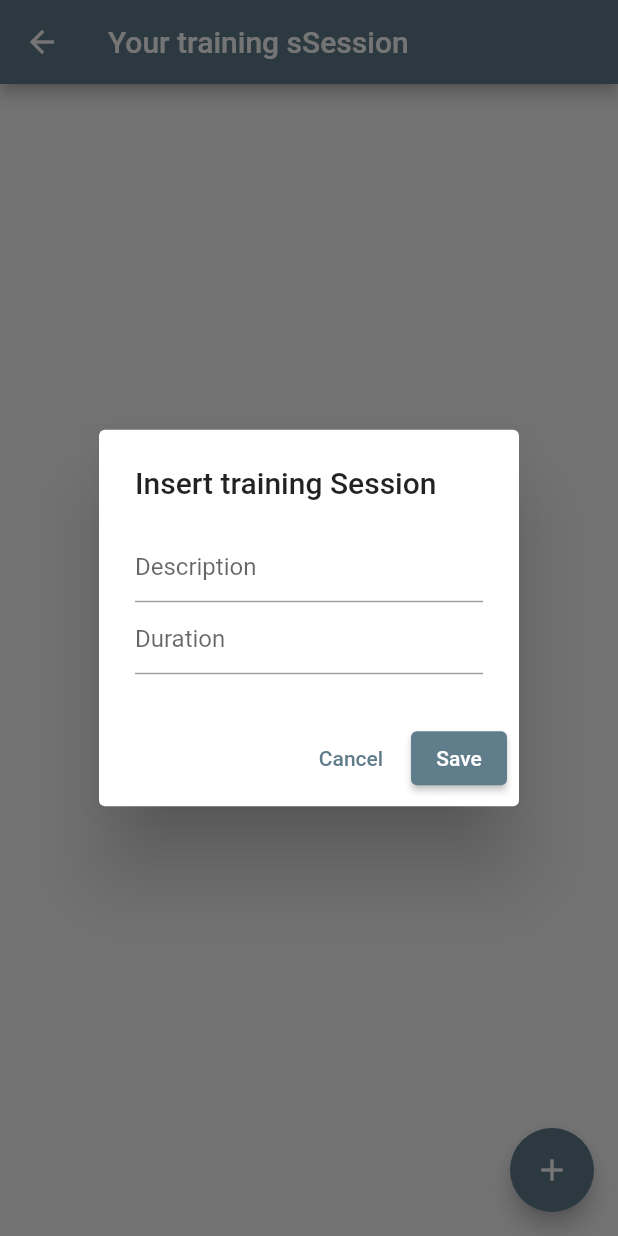
After one commit to ClaudioSviluppo/global_fitness, a Flutter app: the SessionScreen screen opened directly, after a tap on the "add" icon, on a phone screen of 412 x 824 dp. The commit adds this screen. Run offline on Flutter 3.47's test engine with Material 2 defaults, Android fonts, the phone set to English and light mode, and no system bars; our stand-ins replace shared_preferences; accounts and stored records are empty.

Commit message:
AddListView and Save Session

```diff
--- /dev/null
+++ b/lib/data/session.dart
@@ -0,0 +1,24 @@
+class Session {
+  int id = 0;
+  String date = '';
+  String description = '';
+  int duration = 0;
+
+  Session(this.id, this.date, this.description, this.duration);
+
+  Session.fromJson(Map<String, dynamic> sessionMap) {
+    id = sessionMap['id'] ?? 0;
+    date = sessionMap['date'] ?? '';
+    description = sessionMap['description'] ?? '';
+    duration = sessionMap['duration'] ?? 0;
+  }
+
+  Map<String, dynamic> toJson() {
+    return {
+      'id': id,
+      'date': date,
+      'description': description,
+      'duration': duration
+    };
+  }
+}
--- /dev/null
+++ b/lib/data/sp_helper.dart
@@ -0,0 +1,26 @@
+import 'package:shared_preferences/shared_preferences.dart';
+import 'session.dart';
+import 'dart:convert';
+
+class SPHelper {
+  static late SharedPreferences prefs;
+
+  Future init() async {
+    prefs = await SharedPreferences.getInstance();
+  }
+
+  Future writeSession(Session session) async {
+    prefs.setString(session.id.toString(), json.encode(session.toJson()));
+  }
+
+  List<Session> getSessions() {
+    List<Session> sessions = [];
+    Set<String> keys = prefs.getKeys();
+    keys.forEach((String key) {
+      Session session =
+          Session.fromJson(json.decode(prefs.getString(key) ?? ''));
+      sessions.add(session);
+    });
+    return sessions;
+  }
+}
--- /dev/null
+++ b/lib/screens/sessions_screen.dart
@@ -0,0 +1,104 @@
+import 'package:flutter/material.dart';
+import 'package:global_fitness/data/sp_helper.dart';
+import '../data/session.dart';
+import '../data/http_helper.dart';
+
+class SessionScreen extends StatefulWidget {
+  const SessionScreen({Key? key}) : super(key: key);
+
+  @override
+  State createState() => _SessionScreenState();
+}
+
+class _SessionScreenState extends State<SessionScreen> {
+  List<Session> sessions = [];
+  final TextEditingController txtDescription = TextEditingController();
+  final TextEditingController txtDuration = TextEditingController();
+  final SPHelper helper = SPHelper();
+
+  @override
+  void initState() {
+    helper.init().then((value) => {updateScreen()});
+    super.initState();
+  }
+
+  @override
+  Widget build(BuildContext context) {
+    return Scaffold(
+      appBar: AppBar(
+        title: const Text('Your training sSession'),
+      ),
+      body: ListView(children: getContent()),
+      floatingActionButton: FloatingActionButton(
+          child: const Icon(Icons.add),
+          onPressed: () {
+            showSessionDialog(context);
+          }),
+    );
+  }
+
+  Future<dynamic> showSessionDialog(BuildContext context) async {
+    return showDialog<void>(
+      context: context,
+      barrierDismissible: false, // user must tap button!
+      builder: (BuildContext context) {
+        return AlertDialog(
+          title: const Text('Insert training Session'),
+          content: SingleChildScrollView(
+            child: Column(
+              children: [
+                TextField(
+                  controller: txtDescription,
+                  decoration: const InputDecoration(hintText: 'Description'),
+                ),
+                TextField(
+                  controller: txtDuration,
+                  decoration: const InputDecoration(hintText: 'Duration'),
+                )
+              ],
+            ),
+          ),
+          actions: [
+            TextButton(
+              child: const Text('Cancel'),
+              onPressed: () {
+                // Navigator.of(context).pop();
+                Navigator.pop(context);
+                txtDescription.text = '';
+                txtDuration.text = '';
+              },
+            ),
+            ElevatedButton(onPressed: saveSession, child: const Text('Save'))
+          ],
+        );
+      },
+    );
+  }
+
+  Future saveSession() async {
+    DateTime now = DateTime.now();
+    String today = '${now.year}-${now.month}-${now.day}';
+    Session newSession = Session(
+        1, today, txtDescription.text, int.tryParse(txtDuration.text) ?? 0);
+    helper.writeSession(newSession);
+    txtDescription.text = '';
+    txtDuration.text = '';
+    Navigator.pop(context);
+  }
+
+  List<Widget> getContent() {
+    List<Widget> tiles = [];
+    sessions.forEach((session) {
+      tiles.add(ListTile(
+        title: Text(session.description),
+        subtitle: Text('${session.date} - duration: ${session.duration} min'),
+      ));
+    });
+    return tiles;
+  }
+
+  void updateScreen() {
+    sessions = helper.getSessions();
+    setState(() {});
+  }
+}
--- a/lib/shared/menu_drawer.dart
+++ b/lib/shared/menu_drawer.dart
@@ -1,4 +1,5 @@
 import 'package:flutter/material.dart';
+import 'package:global_fitness/screens/sessions_screen.dart';
 import 'package:global_fitness/screens/weather_screen.dart';
 import '../screens/bmi_screen.dart';
 import '../screens/intro_screen.dart';
@@ -45,6 +46,9 @@ class MenuDrawer extends StatelessWidget {
               case 'Weather':
                 screen = const WeatherScreen();
                 break;
+              case 'Training':
+                screen = const SessionScreen();
+                break;
             }
             Navigator.of(context)
                 .pop(); //Remove the drawer from the stack (chiude il drawer)
--- a/pubspec.yaml
+++ b/pubspec.yaml
@@ -33,6 +33,7 @@ dependencies:
     sdk: flutter
   http: ^0.13.5
   logging: ^1.1.0
+  shared_preferences: ^2.0.15
 
   # The following adds the Cupertino Icons font to your application.
   # Use with the CupertinoIcons class for iOS style icons.
@@ -41,6 +42,7 @@ dependencies:
 dev_dependencies:
   flutter_test:
     sdk: flutter
+
 
   # The "flutter_lints" package below contains a set of recommended lints to
   # encourage good coding practices. The lint set provided by the package is
```
Also changed, not shown: pubspec.lock.
